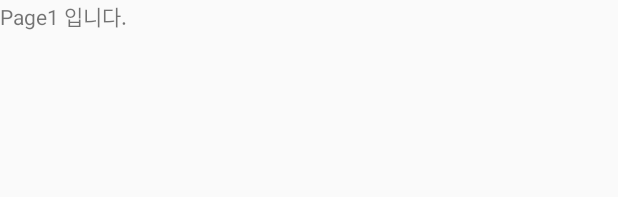
After one commit to thordLee/sampleApp, an Android app: the layout page1.xml on its own in the app's theme, with its tools: preview values and no code run, on a phone screen of 412 x 824 dp. The commit adds this screen. Shown: the top 197 px of the screen. Run offline under Robolectric (Android 15) with nearby library versions, the light colour scheme and no system bars.

Commit message:
2020-01-23-home

```diff
--- a/app/src/main/java/didimu/kr/co/sampleapp/FragmentWebView.java
+++ b/app/src/main/java/didimu/kr/co/sampleapp/FragmentWebView.java
@@ -15,8 +15,9 @@ import android.webkit.WebSettings;
 import android.webkit.WebView;
 import android.webkit.WebViewClient;
 
+
 public class FragmentWebView extends Fragment {
-    private WebView webView = null;
+    public WebView webView = null;
 
 
     public View onCreateView(@NonNull LayoutInflater inflater, @Nullable ViewGroup container, @Nullable Bundle savedInstanceState) {
@@ -36,7 +37,7 @@ public class FragmentWebView extends Fragment {
 
         webView.loadUrl("http://ulotto.didimu.co.kr");
 
-        return inflater.inflate(R.layout.fragment_webview, container, false);
+        return view;
     }
 
     private class MyWebViewClient extends WebViewClient {
--- a/app/src/main/res/layout/activity_main.xml
+++ b/app/src/main/res/layout/activity_main.xml
@@ -17,7 +17,7 @@
     <FrameLayout
         android:id="@+id/frameLayout"
         android:layout_width="match_parent"
-        android:layout_height="0dp"
+        android:layout_height="match_parent"
         app:layout_constraintBottom_toTopOf="@id/navigationView"
         app:layout_constraintLeft_toLeftOf="parent"
         app:layout_constraintRight_toRightOf="parent"
--- a/app/src/main/res/layout/fragment_webview.xml
+++ b/app/src/main/res/layout/fragment_webview.xml
@@ -9,8 +9,8 @@
 
     <WebView
         android:id="@+id/webview"
-        android:layout_width="371dp"
-        android:layout_height="576dp"
+        android:layout_width="fill_parent"
+        android:layout_height="fill_parent"
         tools:layout_editor_absoluteX="8dp"
         tools:layout_editor_absoluteY="8dp"
         tools:layout_width="wrap_content" />
--- /dev/null
+++ b/app/src/main/res/layout/page1.xml
@@ -0,0 +1,12 @@
+<?xml version="1.0" encoding="utf-8"?>
+<LinearLayout xmlns:android="http://schemas.android.com/apk/res/android"
+    android:layout_width="match_parent"
+    android:layout_height="match_parent">
+
+    <TextView
+        android:id="@+id/textView4"
+        android:layout_width="wrap_content"
+        android:layout_height="289dp"
+        android:layout_weight="1"
+        android:text="Page1 입니다." />
+</LinearLayout>
```
Also changed, not shown: app/src/main/java/didimu/kr/co/sampleapp/FragmentSearch.java (+9 -1 lines), app/src/main/java/didimu/kr/co/sampleapp/MainActivity.java (+73 -7 lines), app/src/main/java/didimu/kr/co/sampleapp/Page1.java (added, +13 -0 lines).
